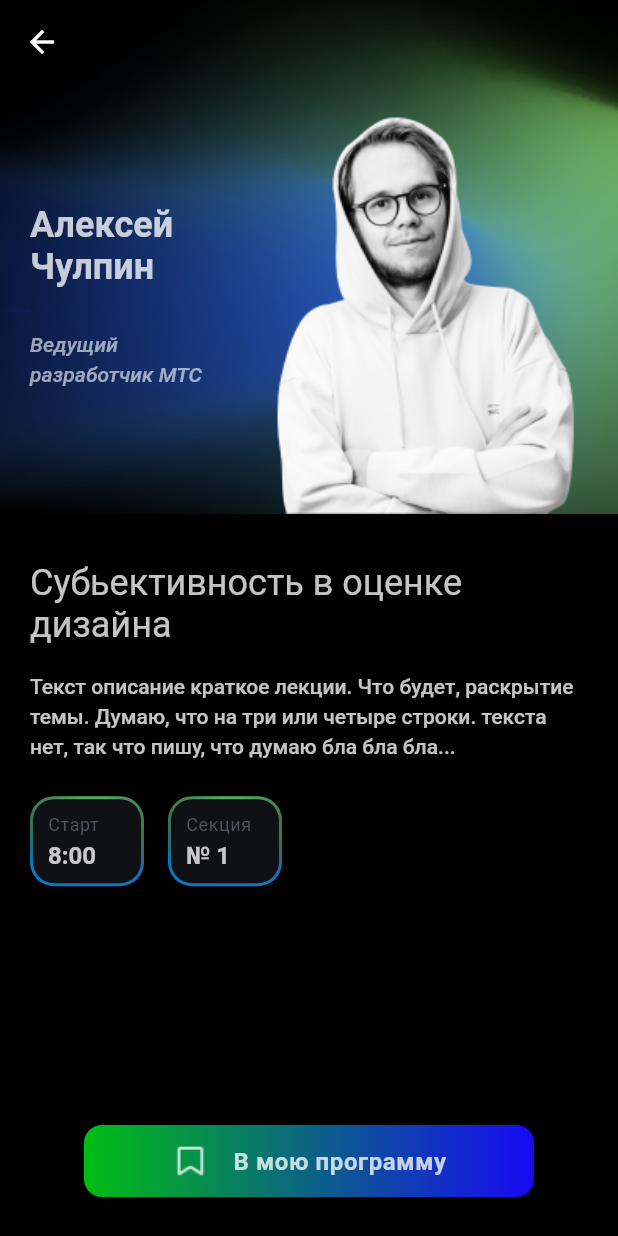
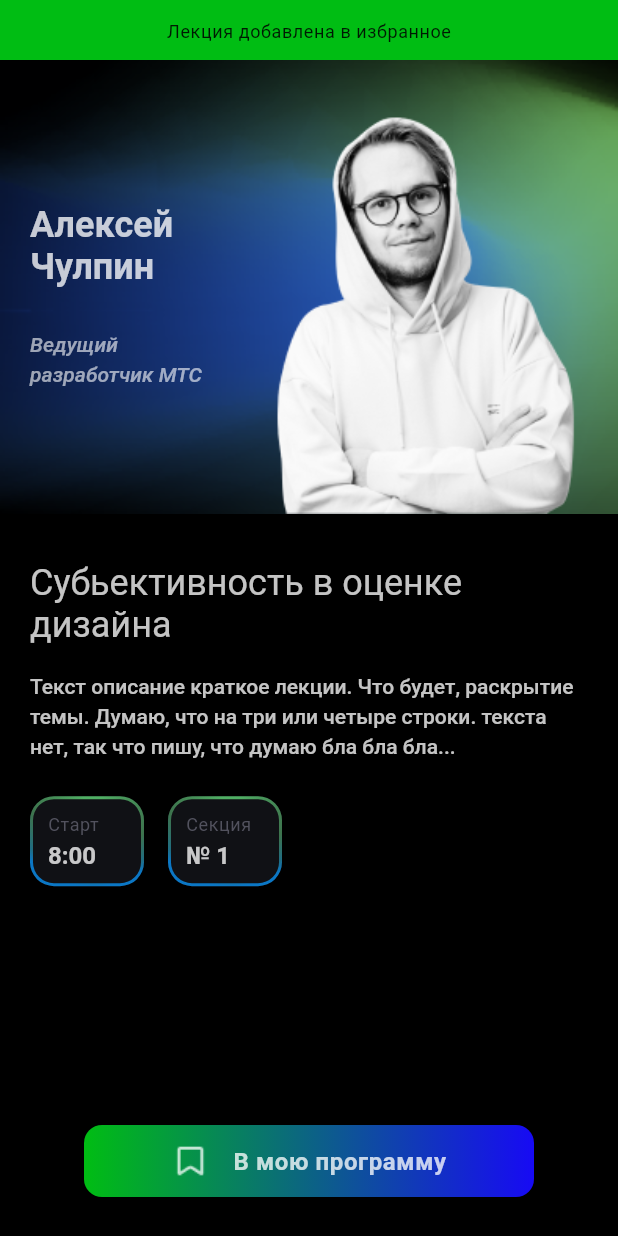
Before and after one commit to brntsv/flutter_fest_surf, a Flutter app: the LectureDetailsScreen screen opened by its route, after a tap on "В мою программу", on a phone screen of 412 x 824 dp. Run offline on Flutter 3.47's test engine with Material 2 defaults, Android fonts, the phone set to English and light mode, and no system bars; Roboto replaces fonts that are missing (assets/fonts/basis_grotesque_pro/regular.ttf, assets/fonts/basis_grotesque_pro/regular_italic.ttf, assets/fonts/steinbeck_regular.ttf); statements that could not run were skipped.

Commit message:
add notifications

```diff
--- a/lib/ui/screens/lecture_details_screen/lecture_details_screen.dart
+++ b/lib/ui/screens/lecture_details_screen/lecture_details_screen.dart
@@ -4,6 +4,8 @@ import 'package:flutter_fest_surf/resources/resources.dart';
 import 'package:flutter_fest_surf/ui/themes/app_text_style.dart';
 import 'package:flutter_fest_surf/ui/themes/app_theme.dart';
 import 'package:flutter_fest_surf/ui/widgets/easter_egg/easter_egg_bird_widget.dart';
+import 'package:flutter_fest_surf/ui/widgets/top_notifications/top_notification_manager.dart';
+import 'package:provider/provider.dart';
 
 class LectureDetailsScreen extends StatefulWidget {
   const LectureDetailsScreen({Key? key}) : super(key: key);
@@ -335,6 +337,18 @@ class _AddToFavouriteButton extends StatelessWidget {
   final isFavourite = false;
   const _AddToFavouriteButton({Key? key}) : super(key: key);
 
+  void showOverlay(BuildContext context) {
+    context.read<TopNotificationManager>().show('Лекция добавлена в избранное');
+
+    // showDialog<String>(
+    //   context: context,
+    //   builder: (BuildContext context) => BackdropFilter(
+    //     filter: ImageFilter.blur(sigmaX: 3, sigmaY: 3),
+    //     child: const DialogWidgetIos(),
+    //   ),
+    // );
+  }
+
   @override
   Widget build(BuildContext context) {
     final text = isFavourite ? 'В программе' : 'В мою программу';
@@ -350,7 +364,9 @@ class _AddToFavouriteButton extends StatelessWidget {
         child: ConstrainedBox(
           constraints: const BoxConstraints(maxWidth: 300),
           child: ElevatedButton(
-            onPressed: () {},
+            onPressed: () {
+              showOverlay(context);
+            },
             style: ButtonStyle(
               foregroundColor: MaterialStateProperty.all(Colors.white),
               elevation: MaterialStateProperty.all(0),
```
Also changed, not shown: lib/ui/screens/timetable/timetable_widget.dart (+0 -8 lines), lib/ui/screens/timetable/widgets/schedule_row_lecture_widget.dart (+20 -1 lines).
